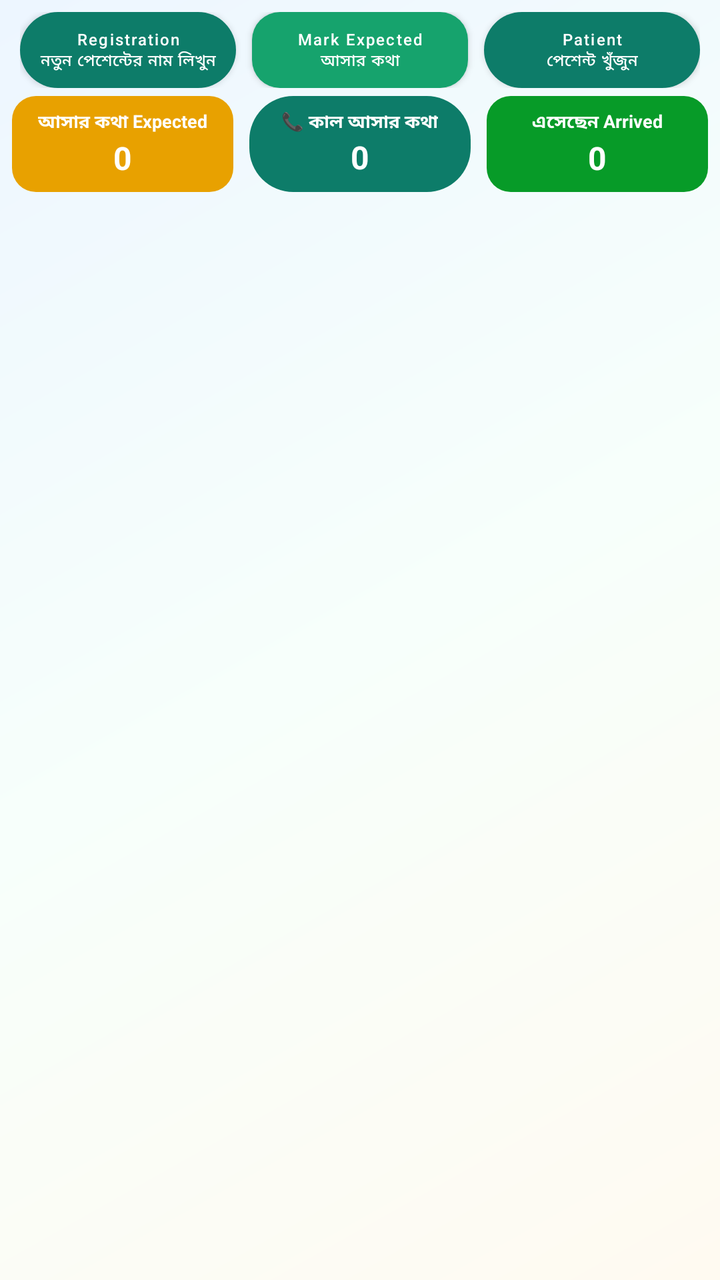
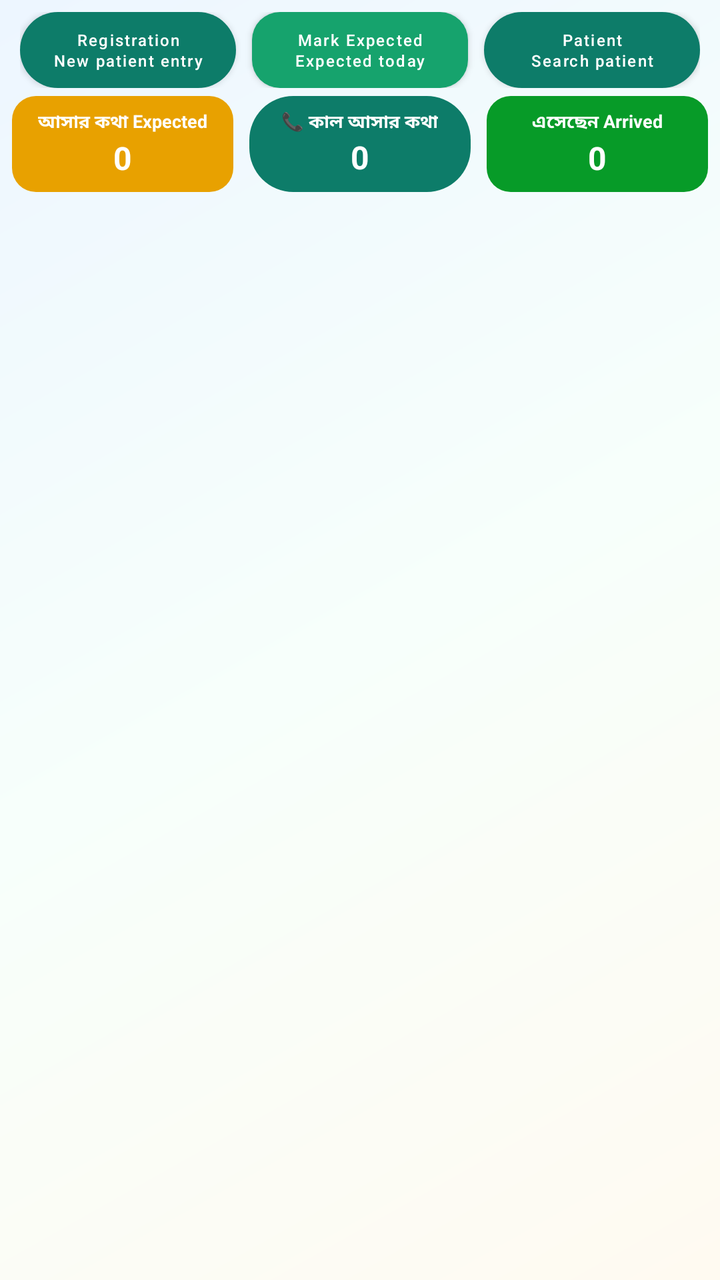

Compare the two renders of this Android layout. The source of the first and the diff that turns it into the second are given below.
<!-- AndroidManifest.xml: application theme Theme.PilesClinic -->
<!-- res/layout/item_chamber_header.xml -->
<?xml version="1.0" encoding="utf-8"?>
<LinearLayout xmlns:android="http://schemas.android.com/apk/res/android"
    xmlns:app="http://schemas.android.com/apk/res-auto"
    android:layout_width="match_parent"
    android:layout_height="wrap_content"
    android:orientation="vertical">

    <LinearLayout
        android:layout_width="match_parent"
        android:layout_height="wrap_content"
        android:orientation="horizontal"
        android:layout_marginHorizontal="10dp"
        android:layout_marginTop="6dp"
        android:layout_marginBottom="4dp">

        <Button
            android:id="@+id/btnAddRegistration"
            android:layout_width="0dp"
            android:layout_height="38dp"
            android:layout_weight="1"
            android:layout_marginEnd="4dp"
            android:background="@drawable/bg_btn_teal"
            app:backgroundTint="@null"
            android:text="Registration\nনতুন পেশেন্টের নাম লিখুন"
            android:textColor="@color/white"
            android:textAllCaps="false"
            android:gravity="center"
            android:lineSpacingExtra="1dp"
            android:padding="2dp"
            android:textSize="8sp" />

        <Button
            android:id="@+id/btnMarkExpected"
            android:layout_width="0dp"
            android:layout_height="38dp"
            android:layout_weight="1"
            android:layout_marginHorizontal="4dp"
            android:background="@drawable/bg_btn_green"
            app:backgroundTint="@null"
            android:text="Mark Expected\nআসার কথা"
            android:textColor="@color/white"
            android:textAllCaps="false"
            android:gravity="center"
            android:lineSpacingExtra="1dp"
            android:padding="2dp"
            android:textSize="8sp" />

        <Button
            android:id="@+id/btnSearchPatient"
            android:layout_width="0dp"
            android:layout_height="38dp"
            android:layout_weight="1"
            android:layout_marginStart="4dp"
            android:background="@drawable/bg_btn_teal"
            app:backgroundTint="@null"
            android:text="Patient\nপেশেন্ট খুঁজুন"
            android:textColor="@color/white"
            android:textAllCaps="false"
            android:gravity="center"
            android:lineSpacingExtra="1dp"
            android:padding="2dp"
            android:textSize="8sp" />
    </LinearLayout>

    
    <LinearLayout
        android:id="@+id/branchDateRow"
        android:layout_width="match_parent"
        android:layout_height="wrap_content"
        android:orientation="horizontal"
        android:gravity="center_vertical"
        android:layout_marginHorizontal="6dp"
        android:layout_marginBottom="4dp">

        <LinearLayout
            android:id="@+id/cardExpected"
            android:layout_width="0dp"
            android:layout_height="48dp"
            android:layout_weight="1"
            android:layout_marginEnd="4dp"
            android:orientation="vertical"
            android:gravity="center"
            android:paddingHorizontal="4dp"
            android:background="@drawable/bg_stat_tag_yellow"
            android:clickable="true"
            android:focusable="true">
            <TextView
                android:layout_width="wrap_content"
                android:layout_height="wrap_content"
                android:text="আসার কথা Expected"
                android:textSize="9sp"
                android:textStyle="bold"
                android:singleLine="true"
                android:ellipsize="end"
                android:textColor="@color/white" />
            <TextView
                android:id="@+id/tvExpectedCount"
                android:layout_width="wrap_content"
                android:layout_height="wrap_content"
                android:text="0"
                android:textStyle="bold"
                android:textSize="16sp"
                android:textColor="@color/white" />
        </LinearLayout>

        
        <LinearLayout
            android:id="@+id/cardKalAsar"
            android:layout_width="0dp"
            android:layout_height="48dp"
            android:layout_weight="1"
            android:layout_marginHorizontal="4dp"
            android:orientation="vertical"
            android:gravity="center"
            android:paddingHorizontal="4dp"
            android:background="@drawable/bg_btn_teal"
            android:clickable="true"
            android:focusable="true">
            <TextView
                android:layout_width="wrap_content"
                android:layout_height="wrap_content"
                android:text="📞 কাল আসার কথা"
                android:textSize="9sp"
                android:textStyle="bold"
                android:singleLine="true"
                android:ellipsize="end"
                android:textColor="@color/white" />
            <TextView
                android:id="@+id/tvKalAsarCount"
                android:layout_width="wrap_content"
                android:layout_height="wrap_content"
                android:text="0"
                android:textStyle="bold"
                android:textSize="16sp"
                android:textColor="@color/white" />
        </LinearLayout>

        <LinearLayout
            android:id="@+id/cardArrived"
            android:layout_width="0dp"
            android:layout_height="48dp"
            android:layout_weight="1"
            android:layout_marginStart="4dp"
            android:orientation="vertical"
            android:gravity="center"
            android:paddingHorizontal="4dp"
            android:background="@drawable/bg_stat_tag_green"
            android:clickable="true"
            android:focusable="true">
            <TextView
                android:layout_width="wrap_content"
                android:layout_height="wrap_content"
                android:text="এসেছেন Arrived"
                android:textSize="9sp"
                android:textStyle="bold"
                android:singleLine="true"
                android:ellipsize="end"
                android:textColor="@color/white" />
            <TextView
                android:id="@+id/tvArrivedCount"
                android:layout_width="wrap_content"
                android:layout_height="wrap_content"
                android:text="0"
                android:textStyle="bold"
                android:textSize="16sp"
                android:textColor="@color/white" />
        </LinearLayout>
    </LinearLayout>
</LinearLayout>
<!-- resources referenced by this layout -->
<resources>
  <color name="white">#FFFFFF</color>
  <!-- drawable bg_btn_green (drawable) -->
  <?xml version="1.0" encoding="utf-8"?>
  <shape xmlns:android="http://schemas.android.com/apk/res/android" android:shape="rectangle">
      <solid android:color="@color/brand_green" />
      <corners android:radius="14dp" />
  </shape>
  <!-- drawable bg_btn_teal (drawable) -->
  <?xml version="1.0" encoding="utf-8"?>
  <shape xmlns:android="http://schemas.android.com/apk/res/android" android:shape="rectangle">
      <solid android:color="#0D7C69" />
      <corners android:radius="22dp" />
  </shape>
  <!-- drawable bg_stat_tag_green (drawable) -->
  <?xml version="1.0" encoding="utf-8"?>
  <shape xmlns:android="http://schemas.android.com/apk/res/android" android:shape="rectangle">
      <solid android:color="#079B28" />
      <corners android:radius="12dp" />
  </shape>
  <!-- drawable bg_stat_tag_yellow (drawable) -->
  <?xml version="1.0" encoding="utf-8"?>
  <shape xmlns:android="http://schemas.android.com/apk/res/android" android:shape="rectangle">
      <solid android:color="#E8A100" />
      <corners android:radius="12dp" />
  </shape>
  <style name="Theme.PilesClinic" parent="Theme.MaterialComponents.Light.NoActionBar">
          <item name="colorPrimary">@color/clinic_primary</item>
          <item name="colorPrimaryDark">@color/clinic_primary_dark</item>
          <item name="colorAccent">@color/clinic_primary</item>
          <item name="android:statusBarColor">@color/clinic_primary_dark</item>
          <item name="android:windowBackground">@drawable/bg_app_gradient</item>
          
          <item name="android:textColorHint">@color/field_hint</item>
          
          <item name="android:forceDarkAllowed" tools:targetApi="29">false</item>
          
          <item name="alertDialogTheme">@style/PilesAlertDialog</item>
          <item name="materialAlertDialogTheme">@style/PilesAlertDialog</item>
      </style>
  <color name="brand_green">#16A36D</color>
  <color name="clinic_primary">#0F2748</color>
  <color name="clinic_primary_dark">#081A33</color>
  <!-- drawable bg_app_gradient (drawable) -->
  <?xml version="1.0" encoding="utf-8"?>
  <shape xmlns:android="http://schemas.android.com/apk/res/android">
      <gradient
          android:type="linear"
          android:angle="315"
          android:startColor="#EDF6FF"
          android:centerColor="#F7FFFB"
          android:endColor="#FFFAF1" />
  </shape>
  <color name="field_hint">#C7CDD6</color>
  <style name="PilesAlertButton" parent="Widget.MaterialComponents.Button">
          <item name="android:textColor">#FFFFFF</item>
          <item name="backgroundTint">@color/clinic_primary</item>
          <item name="android:textStyle">bold</item>
          <item name="android:textAllCaps">false</item>
          <item name="cornerRadius">10dp</item>
          <item name="android:minWidth">88dp</item>
          <item name="android:layout_marginStart">8dp</item>
      </style>
  <style name="PilesAlertButtonMuted" parent="Widget.MaterialComponents.Button.TextButton.Dialog">
          <item name="android:textColor">#5B6B80</item>
          <item name="android:textStyle">bold</item>
          <item name="android:textAllCaps">false</item>
      </style>
  <style name="PilesAlertTitle" parent="MaterialAlertDialog.MaterialComponents.Title.Text">
          <item name="android:textColor">#0B2B59</item>
          <item name="android:textStyle">bold</item>
          <item name="android:textSize">18sp</item>
      </style>
  <!-- unchanged entries left out for length: 2 -->
</resources>

<!-- the commit's change to res/layout/item_chamber_header.xml (unified diff, before → after) -->
@@ -21,7 +21,7 @@
             android:layout_marginEnd="4dp"
             android:background="@drawable/bg_btn_teal"
             app:backgroundTint="@null"
-            android:text="Registration\nনতুন পেশেন্টের নাম লিখুন"
+            android:text="Registration\nNew patient entry"
             android:textColor="@color/white"
             android:textAllCaps="false"
             android:gravity="center"
@@ -37,7 +37,7 @@
             android:layout_marginHorizontal="4dp"
             android:background="@drawable/bg_btn_green"
             app:backgroundTint="@null"
-            android:text="Mark Expected\nআসার কথা"
+            android:text="Mark Expected\nExpected today"
             android:textColor="@color/white"
             android:textAllCaps="false"
             android:gravity="center"
@@ -53,7 +53,7 @@
             android:layout_marginStart="4dp"
             android:background="@drawable/bg_btn_teal"
             app:backgroundTint="@null"
-            android:text="Patient\nপেশেন্ট খুঁজুন"
+            android:text="Patient\nSearch patient"
             android:textColor="@color/white"
             android:textAllCaps="false"
             android:gravity="center"
